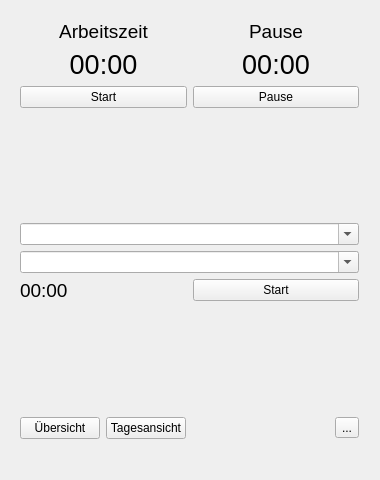
Old version of the form mainwindow.ui in the repository marcohartung/TimeLog.
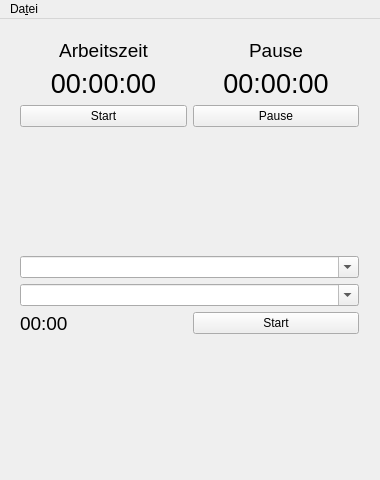
New version of the form. Icons and pictures are not drawn.

Commit message: added menu, remmoved buttons

```diff
--- a/mainwindow.ui
+++ b/mainwindow.ui
@@ -88,7 +88,7 @@
           </font>
          </property>
          <property name="text">
-          <string>00:00</string>
+          <string>00:00:00</string>
          </property>
          <property name="alignment">
           <set>Qt::AlignCenter</set>
@@ -108,7 +108,7 @@
           </font>
          </property>
          <property name="text">
-          <string>00:00</string>
+          <string>00:00:00</string>
          </property>
          <property name="alignment">
           <set>Qt::AlignCenter</set>
@@ -187,47 +187,6 @@
        </property>
       </spacer>
      </item>
-     <item>
-      <layout class="QHBoxLayout" name="hlSettings">
-       <item>
-        <widget class="QPushButton" name="pbOverview">
-         <property name="text">
-          <string>Übersicht</string>
-         </property>
-        </widget>
-       </item>
-       <item>
-        <widget class="QPushButton" name="pbDayView">
-         <property name="enabled">
-          <bool>true</bool>
-         </property>
-         <property name="text">
-          <string>Tagesansicht</string>
-         </property>
-        </widget>
-       </item>
-       <item>
-        <spacer name="horizontalSpacer">
-         <property name="orientation">
-          <enum>Qt::Horizontal</enum>
-         </property>
-         <property name="sizeHint" stdset="0">
-          <size>
-           <width>40</width>
-           <height>20</height>
-          </size>
-         </property>
-        </spacer>
-       </item>
-       <item>
-        <widget class="QToolButton" name="tbSettings">
-         <property name="text">
-          <string>...</string>
-         </property>
-        </widget>
-       </item>
-      </layout>
-     </item>
     </layout>
    </widget>
   </widget>
@@ -240,6 +199,36 @@
      <height>30</height>
     </rect>
    </property>
+   <widget class="QMenu" name="menuMain">
+    <property name="geometry">
+     <rect>
+      <x>343</x>
+      <y>125</y>
+      <width>155</width>
+      <height>170</height>
+     </rect>
+    </property>
+    <property name="tearOffEnabled">
+     <bool>false</bool>
+    </property>
+    <property name="title">
+     <string>Da&amp;tei</string>
+    </property>
+    <property name="icon">
+     <iconset resource="res.qrc">
+      <normaloff>:/resource/menu.png</normaloff>:/resource/menu.png</iconset>
+    </property>
+    <property name="separatorsCollapsible">
+     <bool>false</bool>
+    </property>
+    <addaction name="actionDayView"/>
+    <addaction name="actionReport"/>
+    <addaction name="separator"/>
+    <addaction name="actionOptions"/>
+    <addaction name="separator"/>
+    <addaction name="actionQuit"/>
+   </widget>
+   <addaction name="menuMain"/>
   </widget>
  </widget>
  <layoutdefault spacing="6" margin="11"/>
```
Left out of the diff: 39 changed lines with no effect on the pictures. The commit also changes 5 other files.
